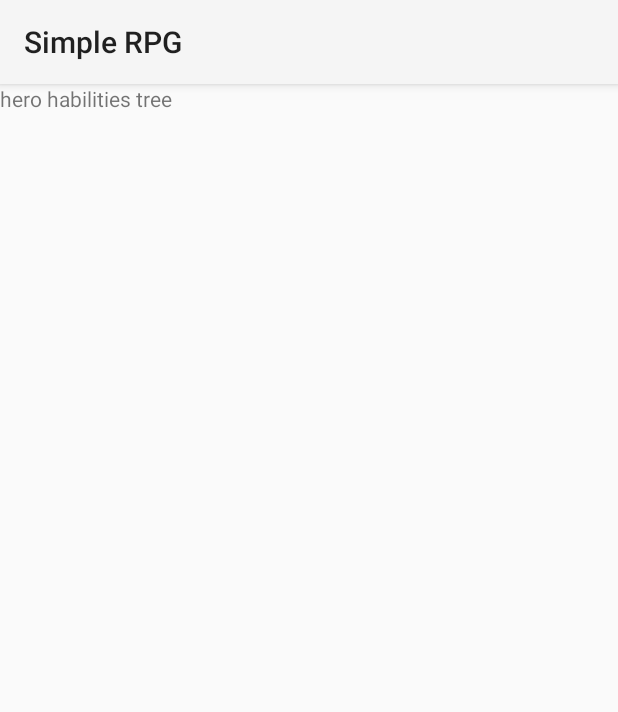
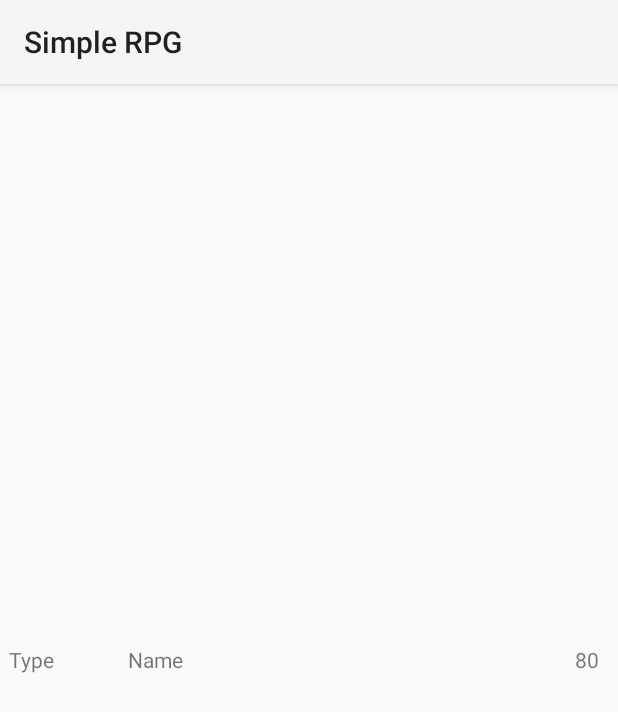
Before and after one commit to Cavitedev/SimpleAndroidRPG, an Android app: the fragment HeroAbilitiesTree shown on its own in the app's theme, on a phone screen of 412 x 824 dp. Shown: the top 712 px of the screen. Run offline under Robolectric (Android 15) with nearby library versions, the phone set to English and light mode, and no system bars.

Commit message:
Tried to make a recyclerview on HeroAbilities.java

```diff
--- a/app/src/main/java/com/example/simplerpg/ui/heroProperties/HeroAbilitiesTree.java
+++ b/app/src/main/java/com/example/simplerpg/ui/heroProperties/HeroAbilitiesTree.java
@@ -60,6 +60,6 @@ public class HeroAbilitiesTree extends Fragment {
     public View onCreateView(LayoutInflater inflater, ViewGroup container,
                              Bundle savedInstanceState) {
         // Inflate the layout for this fragment
-        return inflater.inflate(R.layout.fragment_hero_habilities_tree, container, false);
+        return inflater.inflate(R.layout.ability_list_item, container, false);
     }
 }
--- a/app/src/main/java/com/example/simplerpg/ui/heroProperties/HeroPropertiesPageAdapter.java
+++ b/app/src/main/java/com/example/simplerpg/ui/heroProperties/HeroPropertiesPageAdapter.java
@@ -24,7 +24,7 @@ public class HeroPropertiesPageAdapter extends FragmentPagerAdapter {
             case 0:
                 return HeroStats.newInstance(bundle);
             case 1:
-                return new HeroAbilities();
+                return HeroAbilities.newInstance(bundle);
         }
         return null;
     }
--- a/app/src/main/java/com/example/simplerpg/ui/heroProperties/HeroStats.java
+++ b/app/src/main/java/com/example/simplerpg/ui/heroProperties/HeroStats.java
@@ -28,7 +28,6 @@ import java.util.ArrayList;
 
 public class HeroStats extends Fragment {
 
-    private Bundle bundle;
 
     private TextView strengthTextView, dexterityTextView, intelligenceTextView, constitutionTextView, speedTextView, lvlTextView, xpTillNextLvlTextView;
     private ProgressBar lvlProgressBar;
@@ -37,7 +36,6 @@ public class HeroStats extends Fragment {
 
     public HeroStats() {
         // Required empty public constructor
-
     }
 
     public static HeroStats newInstance(Bundle bundle) {
--- /dev/null
+++ b/app/src/main/res/layout/ability_list_item.xml
@@ -0,0 +1,57 @@
+<?xml version="1.0" encoding="utf-8"?>
+<androidx.constraintlayout.widget.ConstraintLayout xmlns:android="http://schemas.android.com/apk/res/android"
+    xmlns:app="http://schemas.android.com/apk/res-auto"
+    android:layout_width="match_parent"
+    android:layout_height="match_parent">
+
+
+    <TextView
+        android:id="@+id/heroAbilities_listView_type"
+        android:layout_width="0dp"
+        android:layout_height="0dp"
+        android:gravity="center"
+        android:text="Type"
+        app:layout_constraintBottom_toBottomOf="parent"
+        app:layout_constraintEnd_toStartOf="@+id/guideline26"
+        app:layout_constraintStart_toStartOf="parent"
+        app:layout_constraintTop_toTopOf="parent" />
+
+    <TextView
+        android:id="@+id/heroAbilities_listView_name"
+        android:layout_width="0dp"
+        android:layout_height="0dp"
+        android:layout_marginStart="44dp"
+        android:layout_marginLeft="44dp"
+        android:gravity="center|center_horizontal|left"
+        android:text="Name"
+        app:layout_constraintBottom_toBottomOf="parent"
+        app:layout_constraintEnd_toStartOf="@+id/heroAbilities_listView_power"
+        app:layout_constraintStart_toStartOf="@+id/guideline26"
+        app:layout_constraintTop_toTopOf="parent"
+        app:layout_constraintVertical_bias="0.0" />
+
+    <TextView
+        android:id="@+id/heroAbilities_listView_power"
+        android:layout_width="0dp"
+        android:layout_height="0dp"
+        android:gravity="center"
+        android:text="80"
+        app:layout_constraintBottom_toBottomOf="parent"
+        app:layout_constraintEnd_toEndOf="parent"
+        app:layout_constraintStart_toStartOf="@+id/guideline28"
+        app:layout_constraintTop_toTopOf="parent" />
+
+    <androidx.constraintlayout.widget.Guideline
+        android:id="@+id/guideline26"
+        android:layout_width="wrap_content"
+        android:layout_height="wrap_content"
+        android:orientation="vertical"
+        app:layout_constraintGuide_percent="0.1" />
+
+    <androidx.constraintlayout.widget.Guideline
+        android:id="@+id/guideline28"
+        android:layout_width="wrap_content"
+        android:layout_height="wrap_content"
+        android:orientation="vertical"
+        app:layout_constraintGuide_percent="0.9" />
+</androidx.constraintlayout.widget.ConstraintLayout>
--- a/app/src/main/res/layout/activity_hero_profile.xml
+++ b/app/src/main/res/layout/activity_hero_profile.xml
@@ -140,7 +140,7 @@
         android:layout_width="wrap_content"
         android:layout_height="wrap_content"
         android:orientation="vertical"
-        app:layout_constraintGuide_percent="0.5" />
+        app:layout_constraintGuide_percent="0.50121653" />
 
     <androidx.constraintlayout.widget.Guideline
         android:id="@+id/guideline9"
--- a/app/src/main/res/layout/fragment_hero_habilities_tree.xml
+++ b/app/src/main/res/layout/fragment_hero_abilitiestree.xml
@@ -5,10 +5,5 @@
     android:layout_height="match_parent"
     tools:context=".ui.heroProperties.HeroAbilitiesTree">
 
-    <!-- TODO: Update blank fragment layout -->
-    <TextView
-        android:layout_width="match_parent"
-        android:layout_height="match_parent"
-        android:text="hero habilities tree" />
 
 </FrameLayout>
--- a/app/src/main/res/values/strings.xml
+++ b/app/src/main/res/values/strings.xml
@@ -1,5 +1,4 @@
 <resources>
     <string name="app_name">Simple RPG</string>
-    <!-- TODO: Remove or change this placeholder text -->
-    <string name="hello_blank_fragment">Hello blank fragment</string>
+
 </resources>
```
Also changed, not shown: app/src/main/java/com/example/simplerpg/models/AbilitiesLearned.java (+41 -1 lines), app/src/main/java/com/example/simplerpg/models/Ability.java (added, +76 -0 lines), app/src/main/java/com/example/simplerpg/models/Hero.java (+9 -5 lines), app/src/main/java/com/example/simplerpg/models/Stats.java (+42 -10 lines), app/src/main/java/com/example/simplerpg/ui/HeroProfile.java (+11 -1 lines), app/src/main/java/com/example/simplerpg/ui/adapters/AbilitiesAdapter.java (added, +62 -0 lines), app/src/main/java/com/example/simplerpg/ui/heroProperties/HeroAbilities.java (+29 -32 lines), app/src/main/res/layout/fragment_hero_abilities.xml (added, +14 -0 lines), app/src/main/res/layout/fragment_hero_habilities.xml (deleted, +0 -14 lines).
